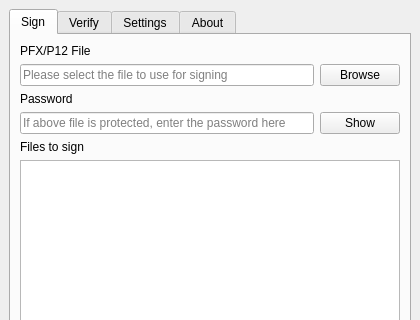
Old version of the form src/mainwindow.ui in the repository GlitchedPolygons/SigntoolGUI; both pictures show x 0 to 420 and y 0 to 320 of the 420 by 630 pixel window.
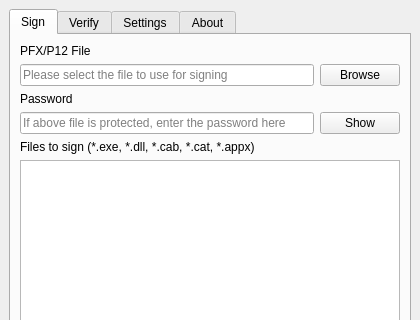
New version of the form. Custom widgets are drawn as their Qt base class.

Commit message: Implemented drag & drop fields for file lists (sign + verify).

```diff
--- a/src/mainwindow.ui
+++ b/src/mainwindow.ui
@@ -119,7 +119,7 @@
         <item>
          <widget class="QLabel" name="labelFilesToSign">
           <property name="text">
-           <string>Files to sign</string>
+           <string>Files to sign (*.exe, *.dll, *.cab, *.cat, *.appx)</string>
           </property>
          </widget>
         </item>
```
Left out of the diff: 17 changed lines with no effect on the pictures. The commit also changes 2 other files.
